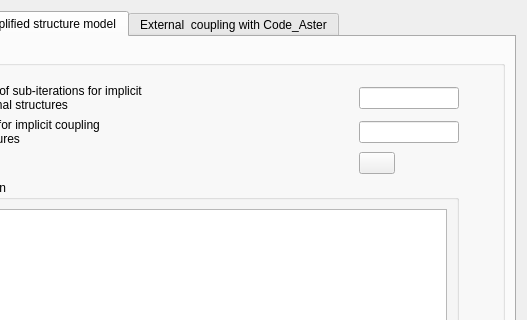
Above: gui/Pages/FluidStructureInteractionForm.ui from code-saturne/code_saturne before the change; both pictures show x 169 to 696 and y 0 to 320 of the 696 by 916 pixel window. Below: the same form after it.
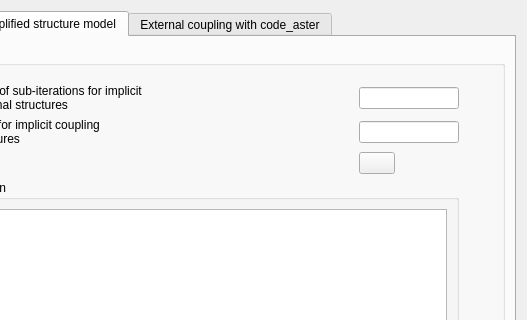
That is the form after the change. The open tabs and pages were chosen to show the change. Icons and pictures are not drawn.

Commit message: GUI: partial fixes for FSI page.

The edit to the form file:
```diff
--- a/gui/Pages/FluidStructureInteractionForm.ui
+++ b/gui/Pages/FluidStructureInteractionForm.ui
@@ -917,7 +917,7 @@
      </widget>
      <widget class="QWidget" name="tab_2">
       <attribute name="title">
-       <string>External  coupling with Code_Aster</string>
+       <string>External coupling with code_aster</string>
       </attribute>
       <layout class="QGridLayout" name="gridLayout_8">
        <item row="0" column="0" rowspan="2">
```
Left out of the diff: 2 changed lines with no effect on the pictures. The commit also changes 1 other file.
